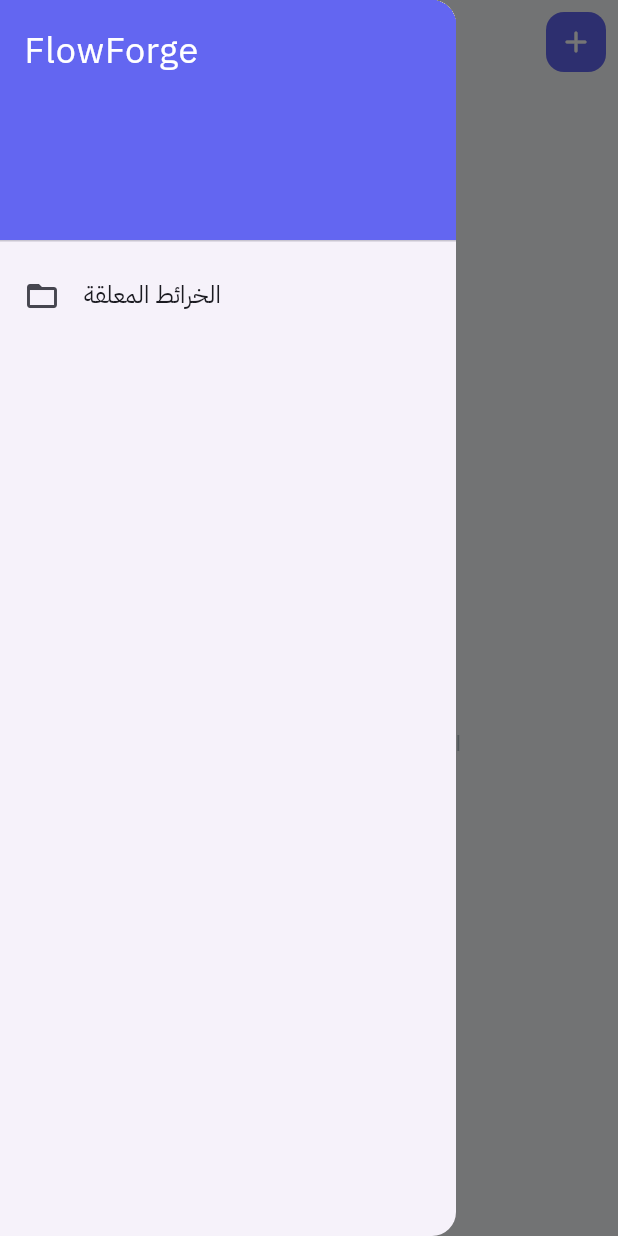
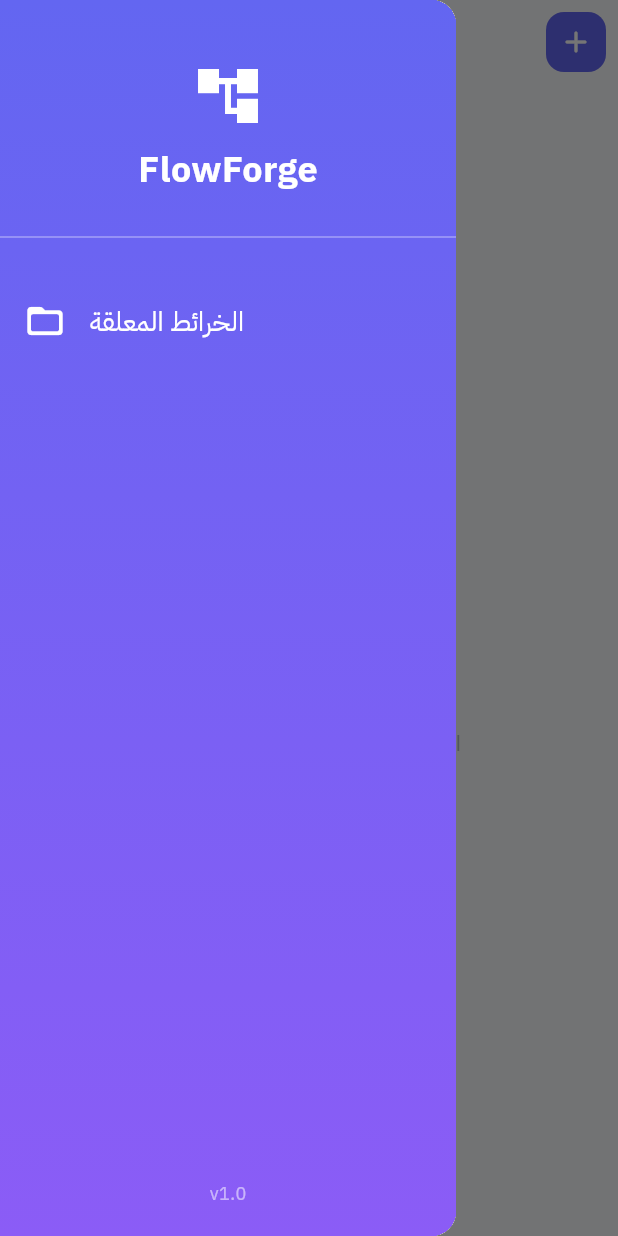
Before and after one commit to helpterooai-ops/flow_forge, a Flutter app: the screen it shows after launch, with the side drawer open, on a phone screen of 412 x 824 dp. Run offline on Flutter 3.47's test engine with Material 3 defaults, Android fonts, the phone set to English and light mode, and no system bars; our stand-ins replace iconsax, shared_preferences; project files that could hold a hidden picture were left out.

Commit message:
Final update: empty editor start, direction warning, side menu design

```diff
--- a/lib/widgets/side_menu.dart
+++ b/lib/widgets/side_menu.dart
@@ -8,20 +8,37 @@
   @override
   Widget build(BuildContext context) {
     return Drawer(
-      child: SafeArea(
-        child: ListView(
-          padding: EdgeInsets.zero,
-          children: [
-            const DrawerHeader(
-              decoration: BoxDecoration(color: Color(0xFF6366F1)),
-              child: Text(
-                'FlowForge',
-                style: TextStyle(color: Colors.white, fontSize: 24),
+      child: Container(
+        decoration: const BoxDecoration(
+          gradient: LinearGradient(
+            begin: Alignment.topCenter,
+            end: Alignment.bottomCenter,
+            colors: [Color(0xFF6366F1), Color(0xFF8B5CF6)],
           ),
         ),
+        child: SafeArea(
+          child: Column(
+            children: [
+              const SizedBox(height: 40),
+              const Icon(Icons.account_tree, size: 48, color: Colors.white),
+              const SizedBox(height: 8),
+              const Text(
+                'FlowForge',
+                style: TextStyle(
+                  color: Colors.white,
+                  fontSize: 24,
+                  fontWeight: FontWeight.bold,
+                ),
+              ),
+              const SizedBox(height: 20),
+              const Divider(color: Colors.white38, thickness: 1),
+              const SizedBox(height: 20),
               ListTile(
-              leading: const Icon(Icons.folder_open),
-              title: const Text('الخرائط المعلقة'),
+                leading: const Icon(Icons.folder_open_rounded, color: Colors.white, size: 28),
+                title: const Text(
+                  'الخرائط المعلقة',
+                  style: TextStyle(color: Colors.white, fontSize: 18),
+                ),
                 onTap: () {
                   Navigator.pop(context);
                   Navigator.push(
@@ -32,7 +49,16 @@
                   );
                 },
               ),
+              const SizedBox(height: 20),
+              // يمكن إضافة أزرار أخرى هنا مستقبلاً
+              const Spacer(),
+              const Text(
+                'v1.0',
+                style: TextStyle(color: Colors.white54, fontSize: 12),
+              ),
+              const SizedBox(height: 20),
             ],
+          ),
         ),
       ),
     );
```
Also changed, not shown: lib/screens/builder_screen.dart (+35 -127 lines), lib/widgets/node_widget.dart (+14 -6 lines). Lines whose indentation alone changed are shown as unchanged.
